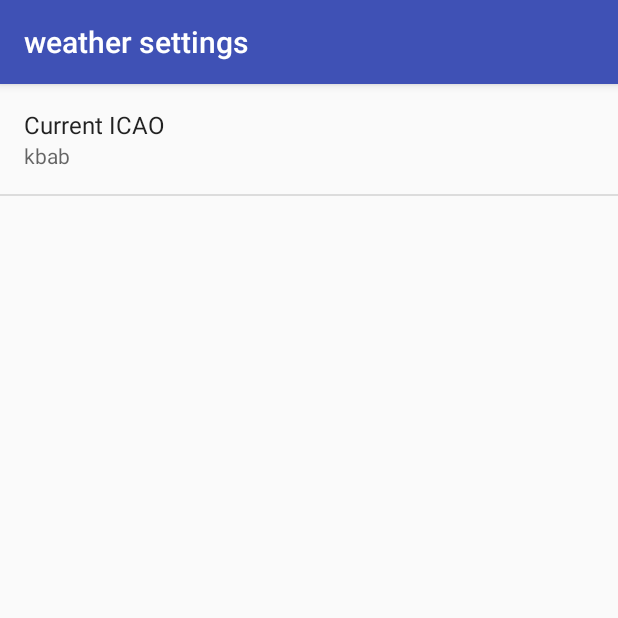
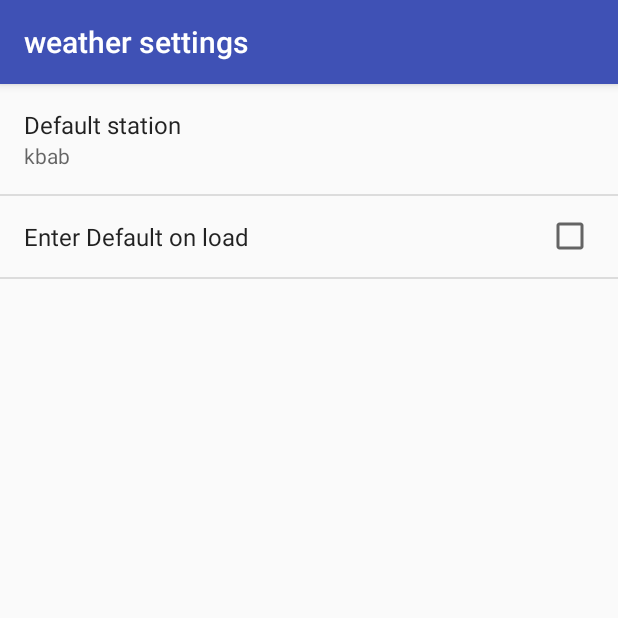
Before and after one commit to deadlycrawler/AvationWeather, an Android app: the SettingsActivity screen opened directly, with no data from a screen before it, on a phone screen of 412 x 824 dp, the top half of it. Run offline under Robolectric (Android 15) with nearby library versions, the phone set to English and light mode, and no system bars.

Commit message:
1/2 added a checkbox to the preference menus

```diff
--- a/app/src/main/java/com/example/android/avationweather/SettingsActivity.java
+++ b/app/src/main/java/com/example/android/avationweather/SettingsActivity.java
@@ -3,14 +3,14 @@ package com.example.android.avationweather;
 
 import android.content.SharedPreferences;
 import android.os.Bundle;
+import android.preference.CheckBoxPreference;
 import android.preference.ListPreference;
 import android.preference.Preference;
 import android.preference.PreferenceFragment;
 import android.preference.PreferenceManager;
 import android.support.v7.app.AppCompatActivity;
 
-//todo: currently unused but i've got bit plans, going to turn this into a proper settings menu
-
+//TODO: ADD Checkbox to enable default icao instead of it being always on
 public class SettingsActivity extends AppCompatActivity {
 
     @Override
@@ -28,6 +28,7 @@ public class SettingsActivity extends AppCompatActivity {
 
             super.onCreate(savedInstanceState);
             addPreferencesFromResource(R.xml.settings_main);
+
             Preference ICAO = findPreference(getString(R.string.settings_ICAO_key));
             bindPreferenceSummaryToValue(ICAO);
 
--- a/app/src/main/res/layout/activity_main.xml
+++ b/app/src/main/res/layout/activity_main.xml
@@ -4,6 +4,8 @@
     xmlns:tools="http://schemas.android.com/tools"
     android:layout_width="match_parent"
     android:layout_height="match_parent"
+    android:descendantFocusability="beforeDescendants"
+    android:focusableInTouchMode="true"
     tools:context="com.example.android.avationweather.MainActivity">
 
     <EditText
@@ -17,6 +19,8 @@
         android:maxLines="1"
         android:textAllCaps="true"
         android:textSize="45dp"
+        android:focusableInTouchMode="true"
+
         app:layout_constraintBottom_toBottomOf="parent"
         app:layout_constraintLeft_toLeftOf="parent"
         app:layout_constraintRight_toRightOf="parent"
--- a/app/src/main/res/values/strings.xml
+++ b/app/src/main/res/values/strings.xml
@@ -2,6 +2,8 @@
     <string name="app_name">AvationWeather</string>
 
     <string name="settings_DefaultICAO">kbab</string>
-    <string name="Current_ICAO">Current ICAO</string>
+    <string name="Current_ICAO">Default station</string>
     <string name="settings_ICAO_key">ICAO_key</string>
+    <string name="useDefault_key">useDefault_key</string>
+    <string name="DefaultOnLoadCheckbox">Enter Default on load</string>
 </resources>
--- a/app/src/main/res/xml/settings_main.xml
+++ b/app/src/main/res/xml/settings_main.xml
@@ -8,4 +8,12 @@
         android:selectAllOnFocus="true"
         android:title="@string/Current_ICAO" />
 
+
+    <CheckBoxPreference
+        android:defaultValue="false"
+        android:key="@string/useDefault_key"
+        android:title="@string/DefaultOnLoadCheckbox">
+    </CheckBoxPreference>
+
+
 </PreferenceScreen>
```
Also changed, not shown: app/src/main/java/com/example/android/avationweather/MainActivity.java (+45 -4 lines), app/src/main/java/com/example/android/avationweather/MetarDetails.java (deleted, +0 -44 lines), app/src/main/res/layout/settings_activity.xml (+0 -12 lines).
